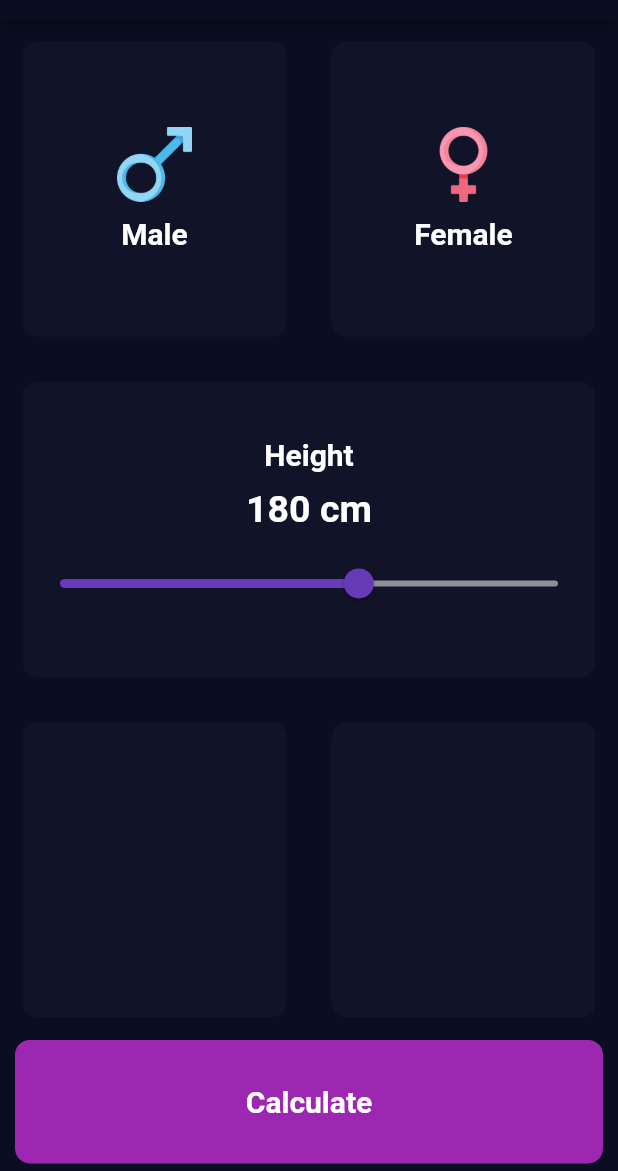
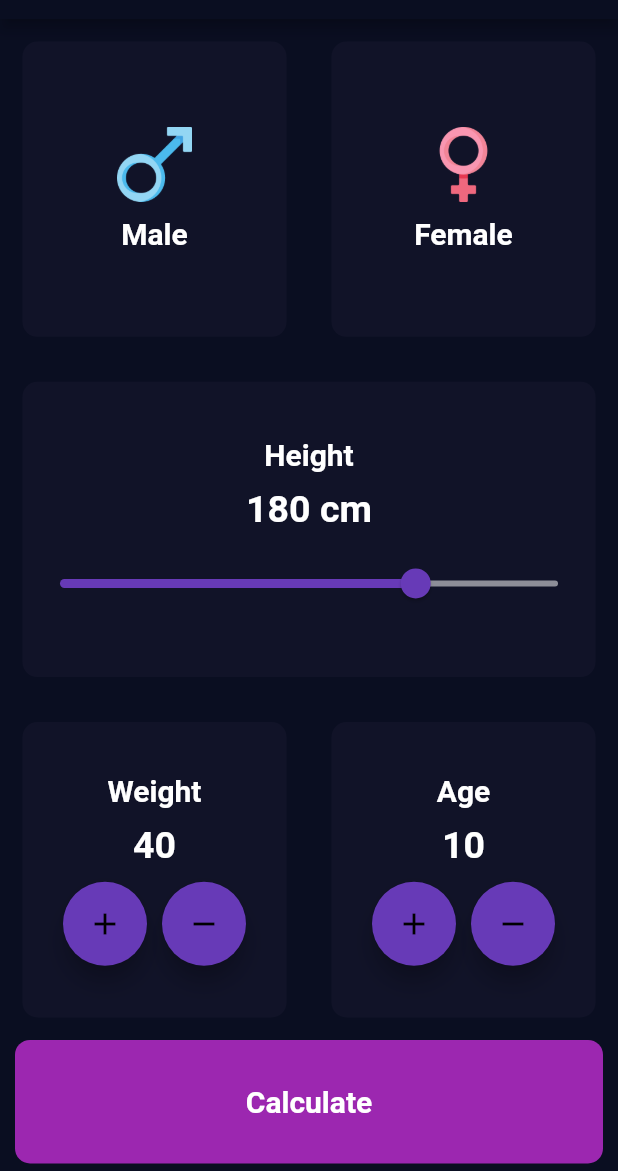
Before and after one commit to Naawaal/BMI-Calculator, a Flutter app: the screen it shows after launch, on a phone screen of 412 x 824 dp, the part 65-1236 px from its top. Run offline on Flutter 3.47's test engine with Material 2 defaults, Android fonts, the phone set to English and light mode, and no system bars.

Commit message:
Added weight & age

```diff
--- a/lib/components/buttom_container.dart
+++ b/lib/components/buttom_container.dart
@@ -3,8 +3,12 @@ import 'package:flutter/cupertino.dart';
 enum WA { weight, age }
 
 class ButtomContainer extends StatefulWidget {
+  final Widget firstContainerchild;
+  final Widget secondContainerchild;
   const ButtomContainer({
     super.key,
+    required this.firstContainerchild,
+    required this.secondContainerchild,
   });
 
   @override
@@ -34,6 +38,7 @@ class _ButtomContainerState extends State<ButtomContainer> {
                   : const Color(0xFF111328),
               borderRadius: const BorderRadius.all(Radius.circular(10)),
             ),
+            child: widget.firstContainerchild,
           ),
         )),
         Expanded(
@@ -51,6 +56,7 @@ class _ButtomContainerState extends State<ButtomContainer> {
                   : const Color(0xFF111328),
               borderRadius: const BorderRadius.all(Radius.circular(10)),
             ),
+            child: widget.secondContainerchild,
           ),
         )),
       ],
--- a/lib/components/calculate_container.dart
+++ b/lib/components/calculate_container.dart
@@ -26,6 +26,7 @@ class _CalculateContainerState extends State<CalculateContainer> {
   Widget build(BuildContext context) {
     return GestureDetector(
       onTap: () {
+        Navigator.pushNamed(context, '/result');
         setState(() {
           _changeCalculateColour();
         });
--- a/lib/main.dart
+++ b/lib/main.dart
@@ -1,4 +1,5 @@
 import 'package:bmi_calculator/screens/homepage.dart';
+import 'package:bmi_calculator/screens/result_pages.dart';
 import 'package:flutter/material.dart';
 
 void main() => runApp(const BmiClculator());
@@ -25,6 +26,9 @@ class BmiClculator extends StatelessWidget {
           ),
         ),
       ),
+      routes: {
+        '/result': (context) => const ResultPages(),
+      },
     );
   }
 }
--- a/lib/screens/homepage.dart
+++ b/lib/screens/homepage.dart
@@ -14,6 +14,8 @@ class HomepageScreen extends StatefulWidget {
 
 class _HomepageScreenState extends State<HomepageScreen> {
   int height = 180;
+  int weight = 40;
+  int age = 10;
   @override
   Widget build(BuildContext context) {
     return Scaffold(
@@ -95,7 +97,7 @@ class _HomepageScreenState extends State<HomepageScreen> {
                   ),
                   child: Slider(
                     value: height.toDouble(),
-                    min: 120,
+                    min: 80,
                     max: 220,
                     inactiveColor: const Color(0xFF8D8E98),
                     activeColor: Colors.deepPurple,
@@ -110,7 +112,94 @@ class _HomepageScreenState extends State<HomepageScreen> {
             ),
           ),
           //------Buttom Container Widget-------//
-          const ButtomContainer(),
+          ButtomContainer(
+            firstContainerchild: Column(
+              mainAxisAlignment: MainAxisAlignment.center,
+              children: [
+                const Text('Weight',
+                    style: TextStyle(
+                      color: Colors.white,
+                      fontSize: 20,
+                      fontWeight: FontWeight.bold,
+                    )),
+                const SizedBox(height: 10),
+                Text('$weight',
+                    style: const TextStyle(
+                      color: Colors.white,
+                      fontSize: 25,
+                      fontWeight: FontWeight.bold,
+                    )),
+                const SizedBox(height: 10),
+                Row(
+                  mainAxisAlignment: MainAxisAlignment.center,
+                  children: [
+                    FloatingActionButton(
+                      onPressed: () {
+                        setState(() {
+                          weight++;
+                        });
+                      },
+                      backgroundColor: Colors.deepPurple,
+                      child: const Icon(Icons.add),
+                    ),
+                    const SizedBox(width: 10),
+                    FloatingActionButton(
+                      onPressed: () {
+                        setState(() {
+                          weight--;
+                        });
+                      },
+                      backgroundColor: Colors.deepPurple,
+                      child: const Icon(Icons.remove),
+                    ),
+                  ],
+                ),
+              ],
+            ),
+            secondContainerchild: Column(
+              mainAxisAlignment: MainAxisAlignment.center,
+              children: [
+                const Text('Age',
+                    style: TextStyle(
+                      color: Colors.white,
+                      fontSize: 20,
+                      fontWeight: FontWeight.bold,
+                    )),
+                const SizedBox(height: 10),
+                Text('$age',
+                    style: const TextStyle(
+                      color: Colors.white,
+                      fontSize: 25,
+                      fontWeight: FontWeight.bold,
+                    )),
+                const SizedBox(height: 10),
+                Row(
+                  mainAxisAlignment: MainAxisAlignment.center,
+                  children: [
+                    FloatingActionButton(
+                      onPressed: () {
+                        setState(() {
+                          age++;
+                        });
+                      },
+                      backgroundColor: Colors.deepPurple,
+                      child: const Icon(Icons.add),
+                    ),
+                    const SizedBox(width: 10),
+                    FloatingActionButton(
+                      onPressed: () {
+                        setState(() {
+                          age--;
+                        });
+                      },
+                      backgroundColor: Colors.deepPurple,
+                      child: const Icon(Icons.remove),
+                    ),
+                  ],
+                )
+              ],
+            ),
+          ),
           //------Calculate Container Widget-------//
           const CalculateContainer(),
         ],
--- /dev/null
+++ b/lib/screens/result_pages.dart
@@ -0,0 +1,15 @@
+import 'package:flutter/material.dart';
+
+class ResultPages extends StatelessWidget {
+  const ResultPages({super.key});
+
+  @override
+  Widget build(BuildContext context) {
+    return Scaffold(
+      appBar: AppBar(
+        centerTitle: true,
+        title: const Text('BMI Calculator'),
+      ),
+    );
+  }
+}
```
